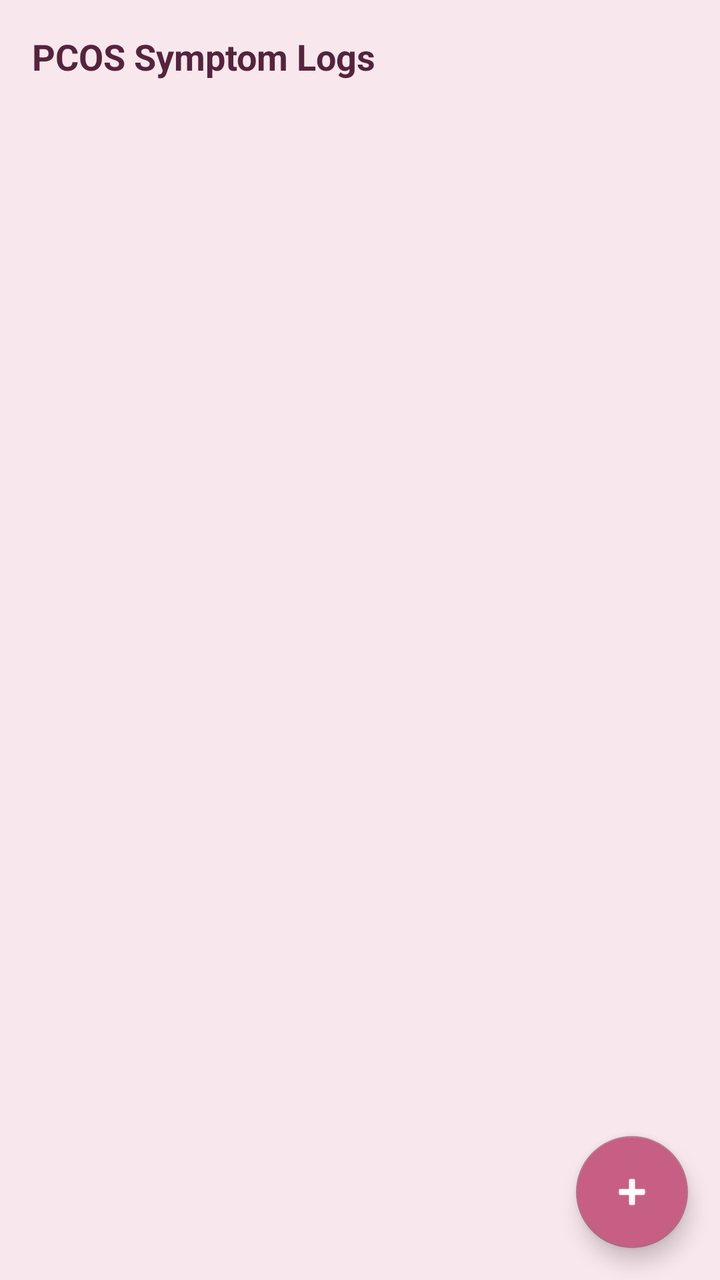
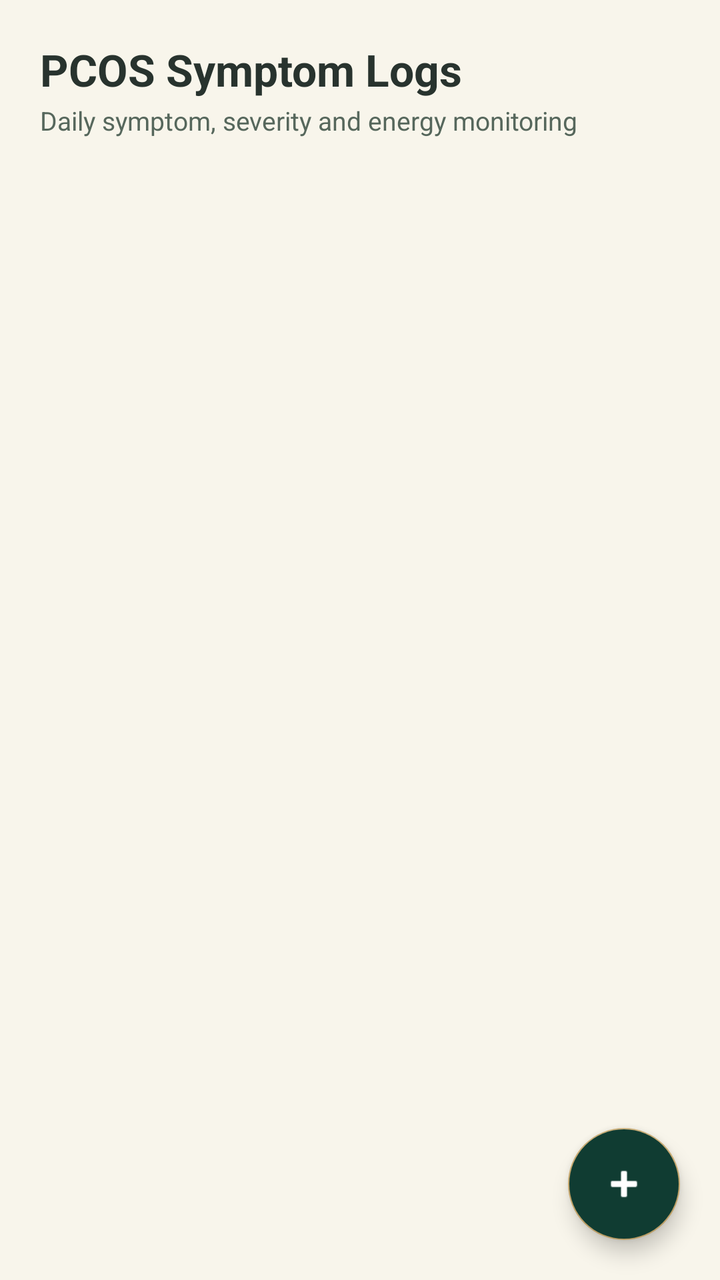

Compare the two renders of this Android layout. The source of the first and the diff that turns it into the second are given below.
<!-- AndroidManifest.xml: application theme Theme.HerHealthJourney -->
<!-- res/layout/fragment_symptoms.xml -->
<?xml version="1.0" encoding="utf-8"?>
<androidx.coordinatorlayout.widget.CoordinatorLayout xmlns:android="http://schemas.android.com/apk/res/android"
    xmlns:app="http://schemas.android.com/apk/res-auto"
    android:layout_width="match_parent"
    android:layout_height="match_parent"
    android:background="@color/blush_background">

    <LinearLayout
        android:layout_width="match_parent"
        android:layout_height="match_parent"
        android:orientation="vertical"
        android:padding="16dp">

        <TextView
            android:layout_width="wrap_content"
            android:layout_height="wrap_content"
            android:text="PCOS Symptom Logs"
            android:textColor="@color/deep_plum"
            android:textSize="18sp"
            android:textStyle="bold" />

        <androidx.recyclerview.widget.RecyclerView
            android:id="@+id/rvSymptomRecords"
            android:layout_width="match_parent"
            android:layout_height="match_parent"
            android:layout_marginTop="12dp" />

    </LinearLayout>

    <com.google.android.material.floatingactionbutton.FloatingActionButton
        android:id="@+id/fabAddSymptom"
        android:layout_width="wrap_content"
        android:layout_height="wrap_content"
        android:layout_gravity="bottom|end"
        android:layout_margin="16dp"
        android:backgroundTint="@color/primary_rose"
        android:src="@android:drawable/ic_input_add"
        app:tint="@color/white" />

</androidx.coordinatorlayout.widget.CoordinatorLayout>
<!-- resources referenced by this layout -->
<resources>
  <color name="blush_background">#F8E7ED</color>
  <color name="deep_plum">#54243D</color>
  <color name="primary_rose">#C65F83</color>
  <color name="white">#FFFFFF</color>
  <style name="Theme.HerHealthJourney" parent="Theme.MaterialComponents.DayNight.NoActionBar">
          <item name="colorPrimary">@color/primary_rose</item>
          <item name="colorPrimaryVariant">@color/deep_plum</item>
          <item name="colorOnPrimary">@color/white</item>
          <item name="colorSecondary">@color/secondary_dusty_pink</item>
          <item name="colorOnSecondary">@color/white</item>
          <item name="android:statusBarColor">@color/deep_plum</item>
          <item name="android:windowBackground">@color/blush_background</item>
      </style>
  <color name="secondary_dusty_pink">#B66F86</color>
</resources>

<!-- the commit's change to res/layout/fragment_symptoms.xml (unified diff, before → after) -->
@@ -3,27 +3,35 @@
     xmlns:app="http://schemas.android.com/apk/res-auto"
     android:layout_width="match_parent"
     android:layout_height="match_parent"
-    android:background="@color/blush_background">
+    android:background="@color/bg_primary">
 
     <LinearLayout
         android:layout_width="match_parent"
         android:layout_height="match_parent"
         android:orientation="vertical"
-        android:padding="16dp">
+        android:padding="20dp">
 
         <TextView
             android:layout_width="wrap_content"
             android:layout_height="wrap_content"
             android:text="PCOS Symptom Logs"
-            android:textColor="@color/deep_plum"
-            android:textSize="18sp"
+            android:textColor="@color/text_primary"
+            android:textSize="22sp"
             android:textStyle="bold" />
+
+        <TextView
+            android:layout_width="wrap_content"
+            android:layout_height="wrap_content"
+            android:layout_marginTop="2dp"
+            android:text="Daily symptom, severity and energy monitoring"
+            android:textColor="@color/text_secondary"
+            android:textSize="13sp" />
 
         <androidx.recyclerview.widget.RecyclerView
             android:id="@+id/rvSymptomRecords"
             android:layout_width="match_parent"
             android:layout_height="match_parent"
-            android:layout_marginTop="12dp" />
+            android:layout_marginTop="16dp" />
 
     </LinearLayout>
 
@@ -32,9 +40,10 @@
         android:layout_width="wrap_content"
         android:layout_height="wrap_content"
         android:layout_gravity="bottom|end"
-        android:layout_margin="16dp"
-        android:backgroundTint="@color/primary_rose"
+        android:layout_margin="20dp"
+        android:backgroundTint="@color/button_primary"
+        android:contentDescription="Log PCOS Symptom"
         android:src="@android:drawable/ic_input_add"
-        app:tint="@color/white" />
+        app:tint="@color/button_text" />
 
 </androidx.coordinatorlayout.widget.CoordinatorLayout>
<!-- resource entries referenced after the edit -->
@@ -1,18 +1,22 @@
 <!-- resources referenced by this layout -->
 <resources>
-  <color name="blush_background">#F8E7ED</color>
-  <color name="deep_plum">#54243D</color>
-  <color name="primary_rose">#C65F83</color>
-  <color name="white">#FFFFFF</color>
+  <color name="bg_primary">#F8F5EB</color>
+  <color name="button_primary">#103C32</color>
+  <color name="button_text">#FFFFFF</color>
+  <color name="text_primary">#28332E</color>
+  <color name="text_secondary">#56675C</color>
   <style name="Theme.HerHealthJourney" parent="Theme.MaterialComponents.DayNight.NoActionBar">
-          <item name="colorPrimary">@color/primary_rose</item>
-          <item name="colorPrimaryVariant">@color/deep_plum</item>
-          <item name="colorOnPrimary">@color/white</item>
-          <item name="colorSecondary">@color/secondary_dusty_pink</item>
-          <item name="colorOnSecondary">@color/white</item>
-          <item name="android:statusBarColor">@color/deep_plum</item>
-          <item name="android:windowBackground">@color/blush_background</item>
+          <item name="colorPrimary">@color/brand_emerald</item>
+          <item name="colorPrimaryVariant">@color/dark_background</item>
+          <item name="colorOnPrimary">@color/surface_primary</item>
+          <item name="colorSecondary">@color/brand_champagne</item>
+          <item name="colorOnSecondary">@color/dark_background</item>
+          <item name="android:statusBarColor">@color/brand_emerald</item>
+          <item name="android:windowBackground">@color/bg_primary</item>
       </style>
-  <color name="secondary_dusty_pink">#B66F86</color>
+  <color name="brand_emerald">#103C32</color>
+  <color name="dark_background">#092820</color>
+  <color name="surface_primary">#FFFFFF</color>
+  <color name="brand_champagne">#C5A66B</color>
 </resources>
 
